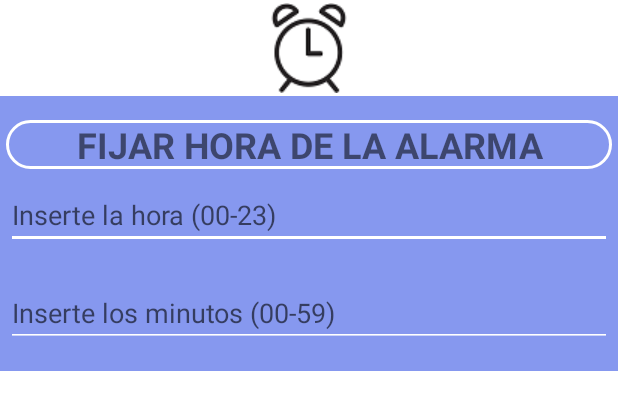
After one commit to DesarrollosAM/AsistMed, an Android app: the layout dialogo_hora_alarma.xml on its own in the app's theme, with its tools: preview values and no code run, on a phone screen of 412 x 824 dp. The commit adds this screen. Shown: the top 410 px of the screen. Run offline under Robolectric (Android 15) with nearby library versions, the phone set to English and light mode, and no system bars.

Commit message:
Creacion de AlarmaActivity

```diff
--- a/app/src/main/AndroidManifest.xml
+++ b/app/src/main/AndroidManifest.xml
@@ -64,7 +64,7 @@
             android:configChanges="orientation|screenSize"
             android:screenOrientation="portrait" />
         <activity
-            android:name=".PruebasAlberto"
+            android:name=".AlarmaActivity"
             android:configChanges="orientation|screenSize"
             android:screenOrientation="portrait" />
         <activity
--- /dev/null
+++ b/app/src/main/res/layout/dialogo_hora_alarma.xml
@@ -0,0 +1,56 @@
+<LinearLayout xmlns:android="http://schemas.android.com/apk/res/android"
+    android:layout_width="match_parent"
+    android:layout_height="wrap_content"
+    android:background="#8698EF"
+    android:orientation="vertical">
+
+    <ImageView
+        android:layout_width="match_parent"
+        android:layout_height="64dp"
+        android:background="#FFFFFF"
+        android:contentDescription="@string/app_name"
+        android:scaleType="center"
+        android:src="@drawable/icono_dialogo_alarma" />
+
+    <TextView
+        android:id="@+id/txtAlarma"
+        android:layout_width="match_parent"
+        android:layout_height="wrap_content"
+        android:layout_marginLeft="4dp"
+        android:layout_marginTop="16dp"
+        android:layout_marginRight="4dp"
+        android:layout_marginBottom="4dp"
+        android:background="@drawable/input_background"
+        android:gravity="center_horizontal"
+        android:inputType="text"
+        android:text="FIJAR HORA DE LA ALARMA"
+        android:textAlignment="center"
+        android:textSize="24sp"
+        android:textStyle="bold" />
+
+    <EditText
+        android:id="@+id/edtHora"
+        android:layout_width="match_parent"
+        android:layout_height="wrap_content"
+        android:layout_marginLeft="4dp"
+        android:layout_marginTop="4dp"
+        android:layout_marginRight="4dp"
+        android:layout_marginBottom="16dp"
+        android:backgroundTint="@color/white"
+        android:fontFamily="sans-serif"
+        android:hint="Inserte la hora (00-23)"
+        android:inputType="number" />
+
+    <EditText
+        android:id="@+id/edtMinutos"
+        android:layout_width="match_parent"
+        android:layout_height="wrap_content"
+        android:layout_marginLeft="4dp"
+        android:layout_marginTop="4dp"
+        android:layout_marginRight="4dp"
+        android:layout_marginBottom="16dp"
+        android:backgroundTint="@color/white"
+        android:fontFamily="sans-serif"
+        android:hint="Inserte los minutos (00-59)"
+        android:inputType="number" />
+</LinearLayout>
```
Also changed, not shown: app/src/main/java/com/example/asistmed/AdaptadorMedicamentos.java (+40 -24 lines), app/src/main/java/com/example/asistmed/AlarmaActivity.java (added, +155 -0 lines), app/src/main/java/com/example/asistmed/BBDD.java (deleted, +0 -370 lines), app/src/main/java/com/example/asistmed/PruebasAlberto.java (deleted, +0 -49 lines), app/src/main/res/layout/activity_alarma.xml (added, +8 -0 lines), app/src/main/res/layout/activity_pruebas_alberto.xml (deleted, +0 -19 lines), app/src/main/res/layout/item_list_medicamentos.xml (+19 -8 lines), app/src/main/res/drawable/icono_alarma_azul.png (added), app/src/main/res/drawable/icono_alarma_roja.png (added), app/src/main/res/drawable/icono_dialogo_alarma.png (added).
